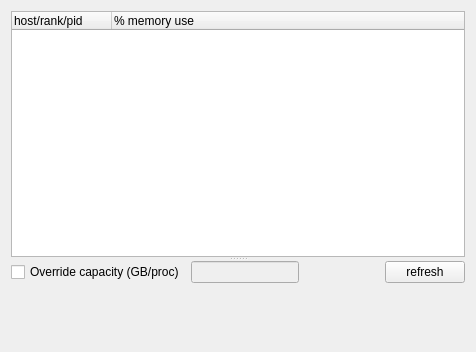
Qt form Qt/Components/Resources/UI/pqMemoryInspectorPanelForm.ui (Kitware/ParaView) before a commit.
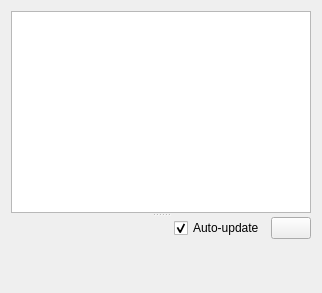
The same form after that commit.

Commit message: Resource Limit Support for Memory Inspector Panel

Patch:
```diff
--- a/Qt/Components/Resources/UI/pqMemoryInspectorPanelForm.ui
+++ b/Qt/Components/Resources/UI/pqMemoryInspectorPanelForm.ui
@@ -6,8 +6,8 @@
    <rect>
     <x>0</x>
     <y>0</y>
-    <width>476</width>
-    <height>352</height>
+    <width>318</width>
+    <height>293</height>
    </rect>
   </property>
   <property name="sizePolicy">
@@ -44,31 +44,21 @@
       <property name="toolTip">
        <string/>
       </property>
-      <column>
-       <property name="text">
-        <string>host/rank/pid</string>
-       </property>
-      </column>
-      <column>
-       <property name="text">
-        <string>% memory use</string>
-       </property>
-      </column>
+      <property name="headerHidden">
+       <bool>true</bool>
+      </property>
       <column>
        <property name="text">
         <string/>
        </property>
       </column>
      </widget>
-     <widget class="QWidget" name="layoutWidget">
+     <widget class="QWidget" name="">
       <layout class="QVBoxLayout" name="verticalLayout">
        <item>
-        <layout class="QGridLayout" name="gridLayout">
-         <property name="sizeConstraint">
-          <enum>QLayout::SetFixedSize</enum>
-         </property>
-         <item row="0" column="1">
-          <spacer name="horizontalSpacer">
+        <layout class="QHBoxLayout" name="horizontalLayout">
+         <item>
+          <spacer name="horizontalSpacer_2">
            <property name="orientation">
             <enum>Qt::Horizontal</enum>
            </property>
@@ -80,43 +70,23 @@
            </property>
           </spacer>
          </item>
-         <item row="0" column="0">
-          <layout class="QHBoxLayout" name="horizontalLayout_2">
-           <item>
-            <widget class="QCheckBox" name="enableOverrideCapacity">
-             <property name="toolTip">
-              <string>The overide the capacity is used on SMP systems that have a massive amount of RAM but limit the user by process. By enabling the override with the per process limit the memory inspector panel will accurately report your use with respect to the limit.</string>
-             </property>
-             <property name="text">
-              <string>Override capacity (GB/proc)</string>
-             </property>
-            </widget>
-           </item>
-           <item>
-            <widget class="QLineEdit" name="overrideCapacity">
-             <property name="enabled">
-              <bool>false</bool>
-             </property>
-             <property name="minimumSize">
-              <size>
-               <width>50</width>
-               <height>0</height>
-              </size>
-             </property>
-             <property name="maxLength">
-              <number>6</number>
-             </property>
-            </widget>
-           </item>
-          </layout>
+         <item>
+          <widget class="QCheckBox" name="autoUpdate">
+           <property name="text">
+            <string>Auto-update</string>
+           </property>
+           <property name="checked">
+            <bool>true</bool>
+           </property>
+          </widget>
          </item>
-         <item row="0" column="2">
+         <item>
           <widget class="QPushButton" name="updateMemUse">
            <property name="toolTip">
             <string/>
            </property>
            <property name="text">
-            <string>refresh</string>
+            <string/>
            </property>
           </widget>
          </item>
```
Left out of the diff: 19 changed lines with no effect on the pictures. The commit also changes 10 other files.
